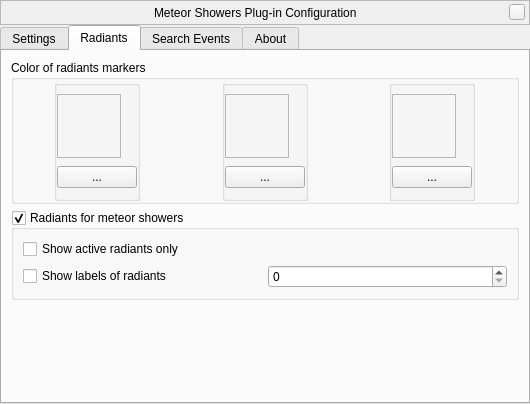
Old version of the form plugins/MeteorShowers/src/gui/meteorShowerDialog.ui in the repository 519984307/stellarium_src.
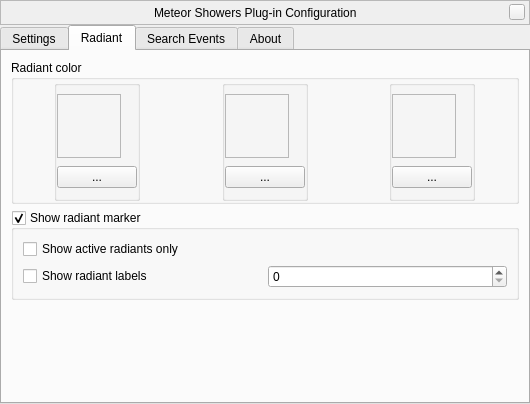
New version of the form. The open tabs and pages were chosen to show the change. Icons and pictures are not drawn. Custom widgets are drawn as their Qt base class.

Commit message: MeteorShowers - typo

Diff of the .ui file:
```diff
--- a/plugins/MeteorShowers/src/gui/meteorShowerDialog.ui
+++ b/plugins/MeteorShowers/src/gui/meteorShowerDialog.ui
@@ -334,13 +334,13 @@
        <bool>true</bool>
       </property>
       <attribute name="title">
-       <string>Radiants</string>
+       <string>Radiant</string>
       </attribute>
       <layout class="QVBoxLayout" name="verticalLayout_4">
        <item>
         <widget class="QGroupBox" name="groupBox">
          <property name="title">
-          <string>Color of radiants markers</string>
+          <string>Radiant color</string>
          </property>
          <layout class="QGridLayout" name="gridLayout_5">
           <property name="leftMargin">
@@ -643,7 +643,7 @@
        <item>
         <widget class="QGroupBox" name="displayRadiant">
          <property name="title">
-          <string>Radiants for meteor showers</string>
+          <string>Show radiant marker</string>
          </property>
          <property name="flat">
           <bool>true</bool>
@@ -655,7 +655,7 @@
           <item row="1" column="0">
            <widget class="QCheckBox" name="radiantLabels">
             <property name="text">
-             <string>Show labels of radiants</string>
+             <string>Show radiant labels</string>
             </property>
            </widget>
           </item>
```
Left out of the diff: 2 changed lines with no effect on the pictures.
